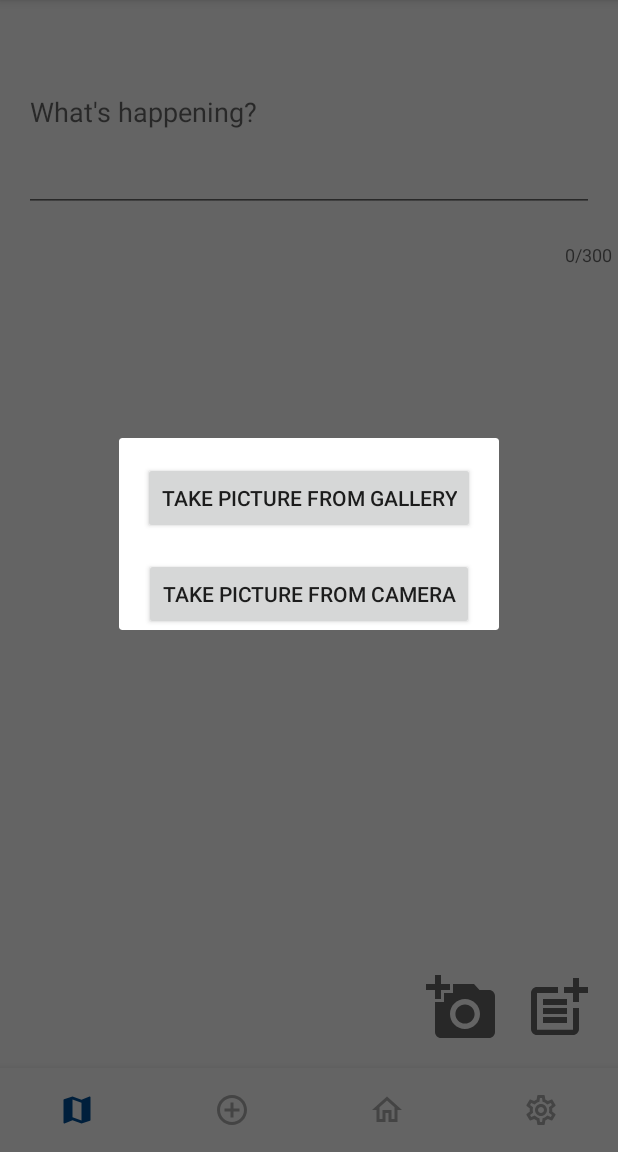
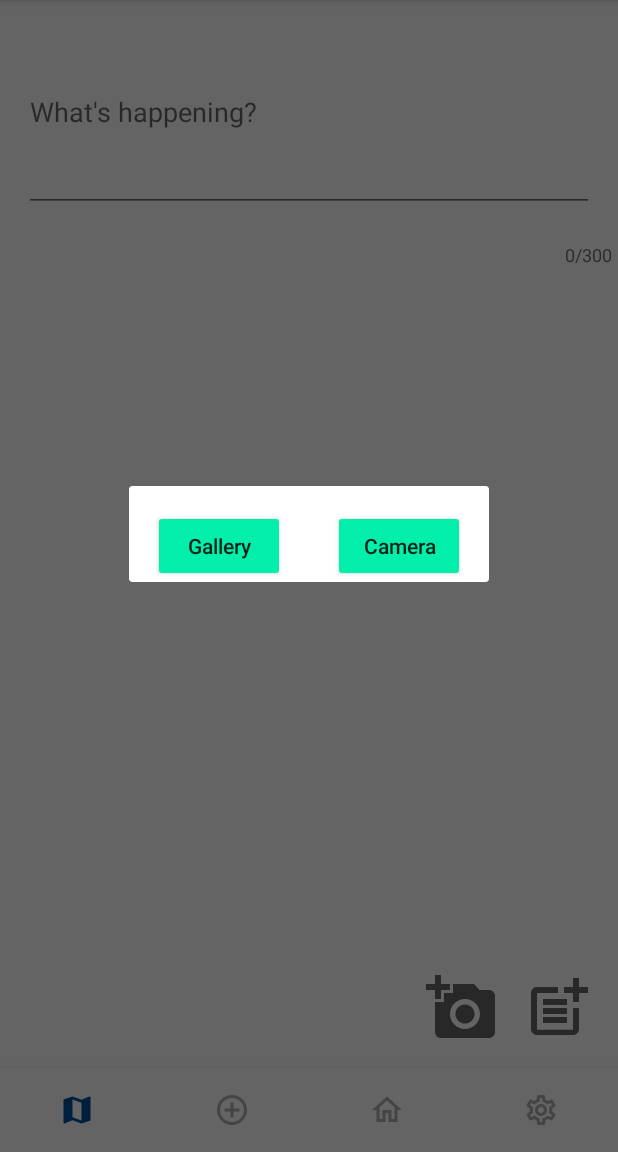
Before and after one commit to LucasG234/ProtestTracker, an Android app: the fragment ComposeFragment placed in its activity, after a tap on an icon or button, on a phone screen of 412 x 824 dp, the part 84-1236 px from its top. Run offline under Robolectric (Android 15) with nearby library versions, the phone set to English and light mode, and no system bars; libraries missing offline, so code that uses them is left out: com.facebook, com.facebook.login, com.parse; pictures from the network do not load; 1 statement that could not run was skipped.

Commit message:
Visually changes to image selection overlay

```diff
--- a/app/src/main/res/layout/fragment_image_dialog.xml
+++ b/app/src/main/res/layout/fragment_image_dialog.xml
@@ -8,22 +8,28 @@
 
     <Button
         android:id="@+id/imageGalleryButton"
-        android:layout_width="match_parent"
+        android:layout_width="wrap_content"
         android:layout_height="wrap_content"
         android:layout_margin="@dimen/standard_margin"
+        android:backgroundTint="@color/colorAccent"
         android:text="@string/compose_gallery_button"
-        app:layout_constraintEnd_toEndOf="parent"
+        android:textAllCaps="false"
+        app:layout_constraintEnd_toStartOf="@+id/imageCameraButton"
+        app:layout_constraintHorizontal_bias="0.5"
         app:layout_constraintStart_toStartOf="parent"
         app:layout_constraintTop_toTopOf="parent" />
 
     <Button
         android:id="@+id/imageCameraButton"
-        android:layout_width="match_parent"
+        android:layout_width="wrap_content"
         android:layout_height="wrap_content"
         android:layout_margin="@dimen/standard_margin"
+        android:backgroundTint="@color/colorAccent"
         android:text="@string/compose_camera_button"
+        android:textAllCaps="false"
         app:layout_constraintEnd_toEndOf="parent"
-        app:layout_constraintStart_toStartOf="parent"
-        app:layout_constraintTop_toBottomOf="@+id/imageGalleryButton" />
+        app:layout_constraintHorizontal_bias="0.5"
+        app:layout_constraintStart_toEndOf="@+id/imageGalleryButton"
+        app:layout_constraintTop_toTopOf="parent" />
 
 </androidx.constraintlayout.widget.ConstraintLayout>
--- a/app/src/main/res/values/strings.xml
+++ b/app/src/main/res/values/strings.xml
@@ -34,11 +34,8 @@
 
     <!-- Text for ComposeActivity -->
     <string name="compose_text_hint">What\'s happening?</string>
-    <string name="compose_submit_button">Make new post</string>
-    <string name="compose_camera_button">Take picture from camera</string>
-    <string name="compose_gallery_button">Take picture from gallery</string>
-    <string name="compose_submit_button_saving">Saving post</string>
-    <string name="compose_image_button">Add an image</string>
+    <string name="compose_camera_button">Camera</string>
+    <string name="compose_gallery_button">Gallery</string>
 
     <!-- Text for no permissions fragment -->
     <string name="no_permissions_text">ProtestTracker requires Location permissions to function. Please click the button below to enable these permissions.</string>
```
